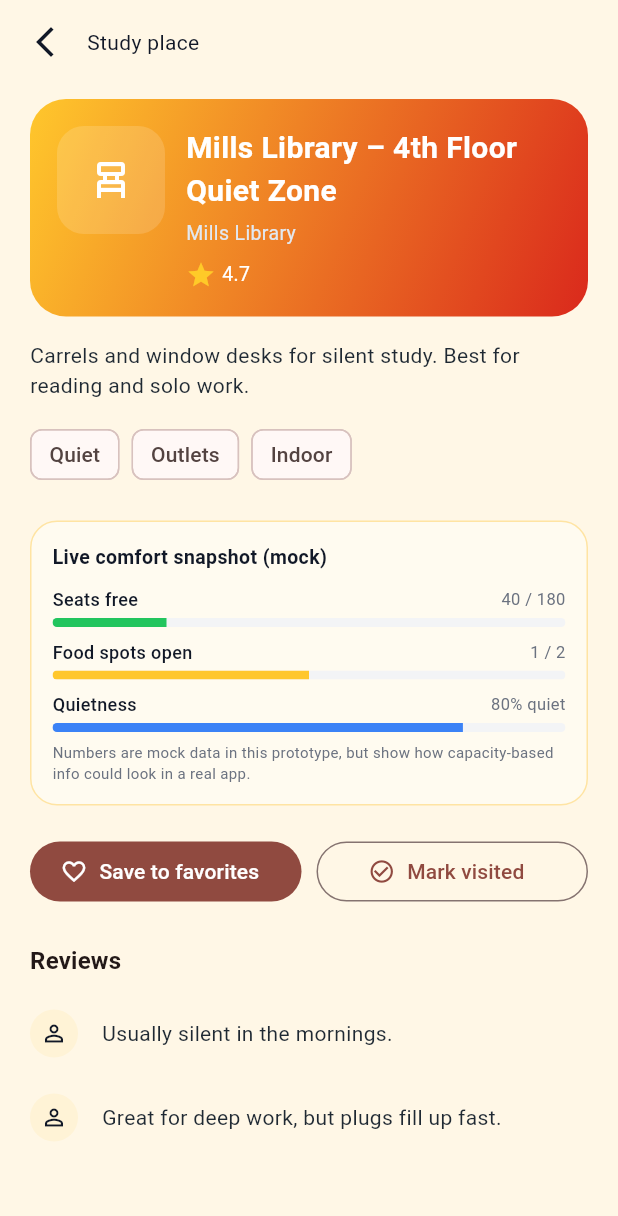
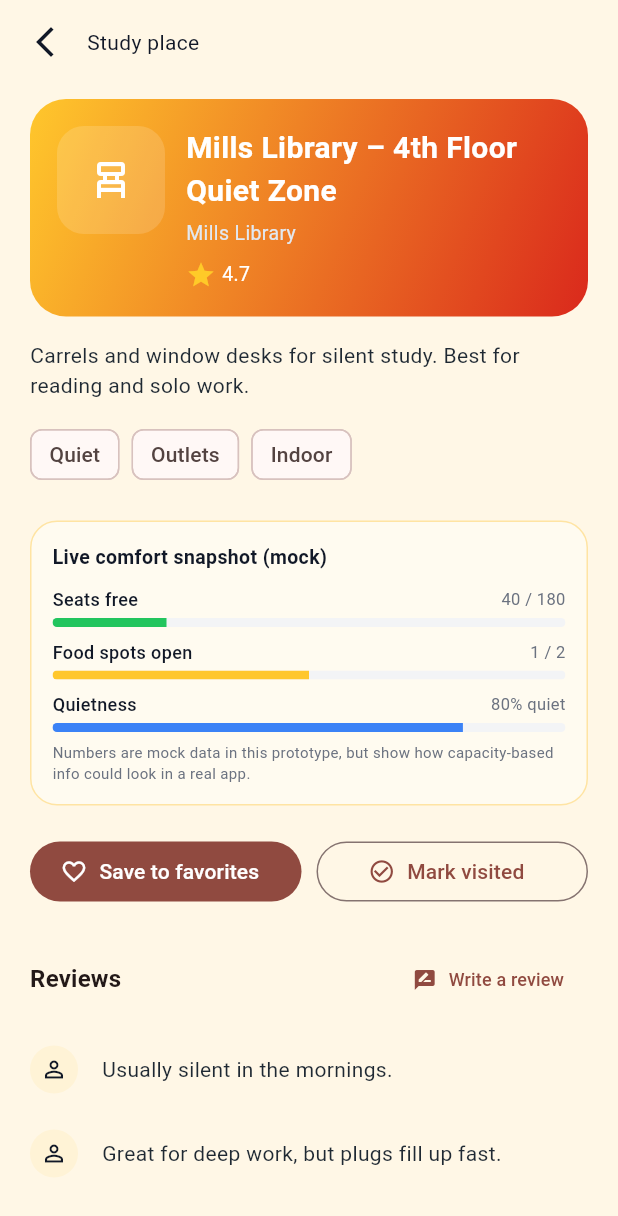
Before and after one commit to ZifanSi/DeskDash, a Flutter app: the PlaceDetailsScreen screen opened directly with sample values from the repository, on a phone screen of 412 x 824 dp. Shown: the top 1216 px of the screen. Run offline on Flutter 3.47's test engine with Material 3 defaults, Android fonts, the phone set to English and light mode, and no system bars; network calls fail.

Commit message:
Add review editor

```diff
--- a/lib/screens/place_details_screen.dart
+++ b/lib/screens/place_details_screen.dart
@@ -1,8 +1,7 @@
-// lib/screens/place_details_screen.dart
 import 'package:flutter/material.dart';
 import '../models/study_place.dart';
 
-class PlaceDetailsScreen extends StatelessWidget {
+class PlaceDetailsScreen extends StatefulWidget {
   final StudyPlace place;
   final bool isFavorite;
   final bool isVisited;
@@ -17,6 +16,19 @@
     required this.onToggleFavorite,
     required this.onToggleVisited,
   });
+
+  @override
+  State<PlaceDetailsScreen> createState() => _PlaceDetailsScreenState();
+}
+
+class _PlaceDetailsScreenState extends State<PlaceDetailsScreen> {
+  late List<String> _reviews;
+
+  @override
+  void initState() {
+    super.initState();
+    _reviews = List<String>.from(widget.place.reviews);
+  }
 
   @override
   Widget build(BuildContext context) {
@@ -37,7 +49,7 @@
                     _buildHeroCard(context),
                     const SizedBox(height: 16),
                     Text(
-                      place.description,
+                      widget.place.description,
                       style: Theme.of(context).textTheme.bodyMedium,
                     ),
                     const SizedBox(height: 12),
@@ -45,7 +57,7 @@
                       spacing: 8,
                       runSpacing: 4,
                       children:
-                          place.tags
+                          widget.place.tags
                               .map(
                                 (t) => Chip(
                                   label: Text(t),
@@ -101,7 +113,7 @@
 
   Widget _buildHeroCard(BuildContext context) {
     return Hero(
-      tag: 'place-${place.id}',
+      tag: 'place-${widget.place.id}',
       child: Container(
         decoration: BoxDecoration(
           borderRadius: BorderRadius.circular(24),
@@ -121,7 +133,7 @@
             ClipRRect(
               borderRadius: BorderRadius.circular(18),
               child: Image.network(
-                place.imageUrl,
+                widget.place.imageUrl,
                 width: 72,
                 height: 72,
                 fit: BoxFit.cover,
@@ -146,7 +158,7 @@
                 crossAxisAlignment: CrossAxisAlignment.start,
                 children: [
                   Text(
-                    place.name,
+                    widget.place.name,
                     style: const TextStyle(
                       fontSize: 20,
                       fontWeight: FontWeight.w700,
@@ -155,7 +167,7 @@
                   ),
                   const SizedBox(height: 4),
                   Text(
-                    place.building,
+                    widget.place.building,
                     style: const TextStyle(
                       fontSize: 13,
                       color: Color(0xFFE2E8F0),
@@ -167,7 +179,7 @@
                       Icon(Icons.star, color: Colors.amber.shade400, size: 20),
                       const SizedBox(width: 4),
                       Text(
-                        place.rating.toStringAsFixed(1),
+                        widget.place.rating.toStringAsFixed(1),
                         style: const TextStyle(
                           fontSize: 13,
                           color: Colors.white,
@@ -187,19 +199,20 @@
   // ---------------- CAPACITY / GRAPH SECTION ----------------
 
   Widget _buildCapacitySection(BuildContext context) {
-    // avoid divide-by-zero
-    final seatsTotal = place.seatsTotal <= 0 ? 1 : place.seatsTotal;
-    final foodTotal = place.foodOptionsTotal <= 0 ? 1 : place.foodOptionsTotal;
+    final seatsTotal =
+        widget.place.seatsTotal <= 0 ? 1 : widget.place.seatsTotal;
+    final foodTotal =
+        widget.place.foodOptionsTotal <= 0 ? 1 : widget.place.foodOptionsTotal;
 
-    final seatsFreeFraction = (place.seatsAvailable / seatsTotal).clamp(
+    final seatsFreeFraction = (widget.place.seatsAvailable / seatsTotal).clamp(
       0.0,
       1.0,
     );
-    final foodOpenFraction = (place.foodOptionsOpen / foodTotal).clamp(
+    final foodOpenFraction = (widget.place.foodOptionsOpen / foodTotal).clamp(
       0.0,
       1.0,
     );
-    final quietFraction = (1.0 - place.noiseScore).clamp(0.0, 1.0);
+    final quietFraction = (1.0 - widget.place.noiseScore).clamp(0.0, 1.0);
 
     return Container(
       padding: const EdgeInsets.all(14),
@@ -221,28 +234,27 @@
           ),
           const SizedBox(height: 10),
 
-          // Seats row
           _CapacityBarRow(
             label: 'Seats free',
-            valueLabel: '${place.seatsAvailable} / ${place.seatsTotal}',
+            valueLabel:
+                '${widget.place.seatsAvailable} / ${widget.place.seatsTotal}',
             fraction: seatsFreeFraction,
             barColor: const Color(0xFF22C55E), // green
           ),
           const SizedBox(height: 8),
 
-          // Food row
           _CapacityBarRow(
             label: 'Food spots open',
-            valueLabel: '${place.foodOptionsOpen} / ${place.foodOptionsTotal}',
+            valueLabel:
+                '${widget.place.foodOptionsOpen} / ${widget.place.foodOptionsTotal}',
             fraction: foodOpenFraction,
             barColor: const Color(0xFFFFC72C), // yellow
           ),
           const SizedBox(height: 8),
 
-          // Quietness row
           _CapacityBarRow(
             label: 'Quietness',
-            valueLabel: '${((quietFraction) * 100).round()}% quiet',
+            valueLabel: '${(quietFraction * 100).round()}% quiet',
             fraction: quietFraction,
             barColor: const Color(0xFF3B82F6), // blue
           ),
@@ -260,12 +272,15 @@
   // ---------------- ACTION BUTTONS ----------------
 
   Widget _buildActions(BuildContext context) {
+    final isFavorite = widget.isFavorite;
+    final isVisited = widget.isVisited;
+
     return Row(
       children: [
         Expanded(
           child: FilledButton.icon(
             onPressed: () {
-              onToggleFavorite(place);
+              widget.onToggleFavorite(widget.place);
               Navigator.of(context).maybePop();
             },
             icon: Icon(isFavorite ? Icons.favorite : Icons.favorite_border),
@@ -278,7 +293,7 @@
         Expanded(
           child: OutlinedButton.icon(
             onPressed: () {
-              onToggleVisited(place);
+              widget.onToggleVisited(widget.place);
               Navigator.of(context).maybePop();
             },
             icon: Icon(
@@ -291,20 +306,33 @@
     );
   }
 
-  // ---------------- REVIEWS ----------------
+  // ---------------- REVIEWS + WRITE REVIEW ----------------
 
   Widget _buildReviewsSection(BuildContext context) {
     return Column(
       crossAxisAlignment: CrossAxisAlignment.start,
       children: [
-        Text(
-          'Reviews',
-          style: Theme.of(
-            context,
-          ).textTheme.titleMedium?.copyWith(fontWeight: FontWeight.w600),
+        Row(
+          children: [
+            Text(
+              'Reviews',
+              style: Theme.of(
+                context,
+              ).textTheme.titleMedium?.copyWith(fontWeight: FontWeight.w600),
+            ),
+            const Spacer(),
+            TextButton.icon(
+              onPressed: () => _openAddReviewSheet(context),
+              icon: const Icon(Icons.rate_review, size: 16),
+              label: const Text(
+                'Write a review',
+                style: TextStyle(fontSize: 12),
+              ),
+            ),
+          ],
         ),
         const SizedBox(height: 8),
-        if (place.reviews.isEmpty)
+        if (_reviews.isEmpty)
           Text(
             'No reviews yet. In a real app, students would leave comments here.',
             style: Theme.of(context).textTheme.bodySmall,
@@ -312,7 +340,7 @@
         else
           Column(
             children:
-                place.reviews
+                _reviews
                     .map(
                       (r) => ListTile(
                         contentPadding: EdgeInsets.zero,
@@ -334,6 +362,73 @@
                     .toList(),
           ),
       ],
+    );
+  }
+
+  void _openAddReviewSheet(BuildContext context) {
+    final controller = TextEditingController();
+
+    showModalBottomSheet(
+      context: context,
+      isScrollControlled: true,
+      shape: const RoundedRectangleBorder(
+        borderRadius: BorderRadius.vertical(top: Radius.circular(18)),
+      ),
+      builder: (sheetContext) {
+        return Padding(
+          padding: EdgeInsets.only(
+            left: 16,
+            right: 16,
+            top: 16,
+            bottom: MediaQuery.of(sheetContext).viewInsets.bottom + 16,
+          ),
+          child: Column(
+            mainAxisSize: MainAxisSize.min,
+            crossAxisAlignment: CrossAxisAlignment.start,
+            children: [
+              const Text(
+                'Write a review',
+                style: TextStyle(
+                  fontSize: 16,
+                  fontWeight: FontWeight.w600,
+                  color: Color(0xFF111827),
+                ),
+              ),
+              const SizedBox(height: 8),
+              TextField(
+                controller: controller,
+                maxLines: 3,
+                decoration: const InputDecoration(
+                  hintText: 'How was this study place?',
+                  border: OutlineInputBorder(),
+                ),
+              ),
+              const SizedBox(height: 12),
+              Row(
+                mainAxisAlignment: MainAxisAlignment.end,
+                children: [
+                  TextButton(
+                    onPressed: () => Navigator.of(sheetContext).pop(),
+                    child: const Text('Cancel'),
+                  ),
+                  const SizedBox(width: 8),
+                  FilledButton(
+                    onPressed: () {
+                      final text = controller.text.trim();
+                      if (text.isEmpty) return;
+                      setState(() {
+                        _reviews.insert(0, text);
+                      });
+                      Navigator.of(sheetContext).pop();
+                    },
+                    child: const Text('Post'),
+                  ),
+                ],
+              ),
+            ],
+          ),
+        );
+      },
     );
   }
 }
```
